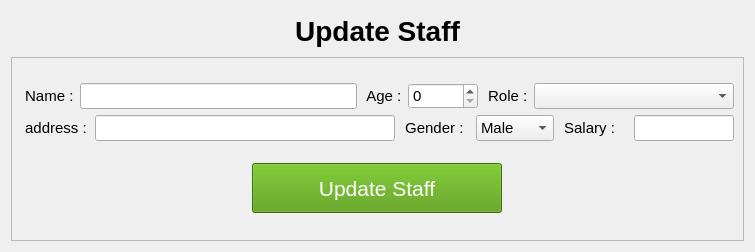
The window that ui/updatestaff.ui (khaledabotaleb/active-application) describes before a commit, drawn with Qt 5.
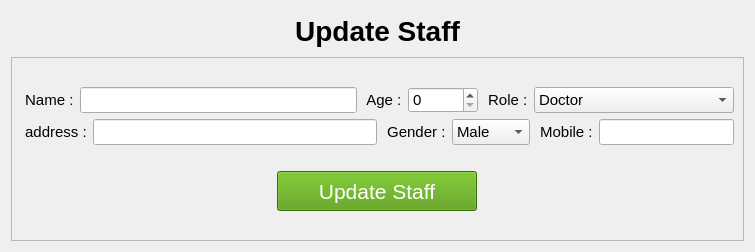
The same window after the commit. Icons and pictures are not drawn.

```diff
--- a/ui/updatestaff.ui
+++ b/ui/updatestaff.ui
@@ -122,6 +122,26 @@
                <height>1</height>
               </size>
              </property>
+             <item>
+              <property name="text">
+               <string>Doctor</string>
+              </property>
+             </item>
+             <item>
+              <property name="text">
+               <string>Nurse</string>
+              </property>
+             </item>
+             <item>
+              <property name="text">
+               <string>Secretary</string>
+              </property>
+             </item>
+             <item>
+              <property name="text">
+               <string>Worker</string>
+              </property>
+             </item>
             </widget>
            </item>
           </layout>
@@ -187,12 +207,18 @@
            <item>
             <widget class="QLabel" name="label_6">
              <property name="text">
-              <string> Salary :</string>
+              <string> Mobile :</string>
              </property>
             </widget>
            </item>
            <item>
-            <widget class="QLineEdit" name="lineEdit_3">
+            <widget class="QLineEdit" name="mobile_lineEdit">
+             <property name="minimumSize">
+              <size>
+               <width>135</width>
+               <height>1</height>
+              </size>
+             </property>
              <property name="maximumSize">
               <size>
                <width>100</width>
@@ -211,8 +237,8 @@
           <widget class="QPushButton" name="addrecord">
            <property name="maximumSize">
             <size>
-             <width>250</width>
-             <height>50</height>
+             <width>200</width>
+             <height>40</height>
             </size>
            </property>
            <property name="font">
```
Left out of the diff: 12 changed lines with no effect on the pictures.
